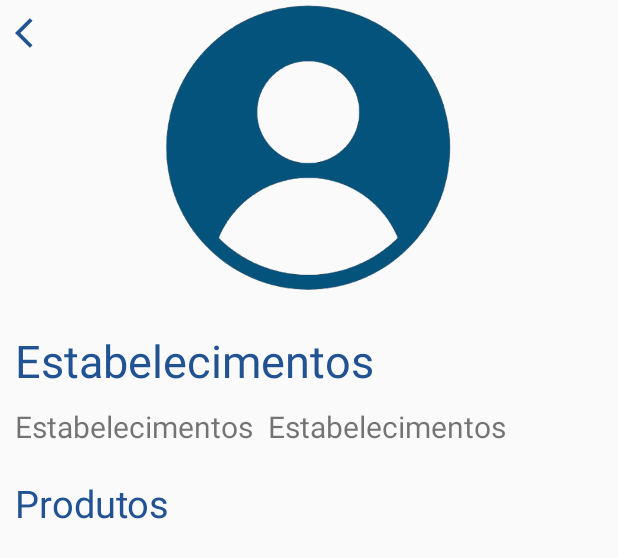
After one commit to IProjetoIntegradorIV/ProjetoIntegradorIV, an Android app: the layout activity_product.xml on its own in the app's theme, with its tools: preview values and no code run, on a phone screen of 412 x 824 dp. The commit adds this screen. Shown: the top 558 px of the screen. Run offline under Robolectric (Android 15) with nearby library versions, the phone set to English and light mode, and no system bars; network calls fail.

Commit message:
Tela de produtos

```diff
--- a/app/src/main/java/br/edu/puccampinas/campusconnect/data/network/ApiService.kt
+++ b/app/src/main/java/br/edu/puccampinas/campusconnect/data/network/ApiService.kt
@@ -4,6 +4,7 @@ import br.edu.puccampinas.campusconnect.data.model.Establishment
 import br.edu.puccampinas.campusconnect.data.model.LoginGoogleRequest
 import br.edu.puccampinas.campusconnect.data.model.LoginRequest
 import br.edu.puccampinas.campusconnect.data.model.LoginResponse
+import br.edu.puccampinas.campusconnect.data.model.Product
 import br.edu.puccampinas.campusconnect.data.model.ResponseMessage
 import br.edu.puccampinas.campusconnect.data.model.User
 import retrofit2.Call
@@ -12,6 +13,7 @@ import retrofit2.http.Body
 import retrofit2.http.GET
 import retrofit2.http.Headers
 import retrofit2.http.POST
+import retrofit2.http.Path
 
 interface ApiService {
     @POST("api/users/login")
@@ -29,4 +31,7 @@ interface ApiService {
     @GET("api/users/establishments")
     suspend fun getEstablishments(): Response<List<Establishment>>
 
+    @GET("api/users/establishments/{establishmentId}/products")
+    suspend fun getProductsByEstablishment(@Path("establishmentId") establishmentId: String): Response<List<Product>>
+
 }
--- /dev/null
+++ b/app/src/main/res/drawable/baseline_favorite_border_24.xml
@@ -0,0 +1,5 @@
+<vector xmlns:android="http://schemas.android.com/apk/res/android" android:height="24dp" android:tint="#215292" android:viewportHeight="24" android:viewportWidth="24" android:width="24dp">
+
+    <path android:fillColor="@android:color/white" android:pathData="M16.5,3c-1.74,0 -3.41,0.81 -4.5,2.09C10.91,3.81 9.24,3 7.5,3 4.42,3 2,5.42 2,8.5c0,3.78 3.4,6.86 8.55,11.54L12,21.35l1.45,-1.32C18.6,15.36 22,12.28 22,8.5 22,5.42 19.58,3 16.5,3zM12.1,18.55l-0.1,0.1 -0.1,-0.1C7.14,14.24 4,11.39 4,8.5 4,6.5 5.5,5 7.5,5c1.54,0 3.04,0.99 3.57,2.36h1.87C13.46,5.99 14.96,5 16.5,5c2,0 3.5,1.5 3.5,3.5 0,2.89 -3.14,5.74 -7.9,10.05z"/>
+
+</vector>
--- /dev/null
+++ b/app/src/main/res/layout/activity_product.xml
@@ -0,0 +1,77 @@
+<LinearLayout xmlns:android="http://schemas.android.com/apk/res/android"
+    android:layout_width="match_parent"
+    android:layout_height="match_parent"
+    android:orientation="vertical">
+
+    <FrameLayout
+        android:layout_width="match_parent"
+        android:layout_height="200dp">
+
+        <ImageView
+            android:id="@+id/establishment_photo"
+            android:layout_width="match_parent"
+            android:layout_height="match_parent"
+            android:layout_gravity="center"
+            android:src="@drawable/perfil" />
+
+        <TextView
+            android:id="@+id/come_back"
+            android:layout_width="wrap_content"
+            android:layout_height="wrap_content"
+            android:layout_marginStart="10dp"
+            android:layout_marginTop="10dp"
+            android:drawableStart="@drawable/ic_voltar"
+            android:drawableTint="@color/blue" />
+
+    </FrameLayout>
+
+    <TextView
+        android:id="@+id/name"
+        android:layout_width="wrap_content"
+        android:layout_height="wrap_content"
+        android:layout_marginStart="10dp"
+        android:layout_marginTop="20dp"
+        android:text="@string/estabelecimentos"
+        android:textColor="@color/blue"
+        android:textSize="30sp"/>
+
+    <LinearLayout
+        android:layout_width="match_parent"
+        android:layout_height="wrap_content"
+        android:orientation="horizontal">
+
+        <TextView
+            android:id="@+id/description"
+            android:layout_width="wrap_content"
+            android:layout_height="wrap_content"
+            android:layout_marginStart="10dp"
+            android:layout_marginTop="10dp"
+            android:text="@string/estabelecimentos"
+            android:textSize="20sp"/>
+
+        <TextView
+            android:id="@+id/openingHours"
+            android:layout_width="wrap_content"
+            android:layout_height="wrap_content"
+            android:layout_marginStart="10dp"
+            android:layout_marginTop="10dp"
+            android:text="@string/estabelecimentos"
+            android:textSize="20sp"/>
+
+    </LinearLayout>
+
+    <TextView
+        android:layout_width="wrap_content"
+        android:layout_height="wrap_content"
+        android:layout_marginStart="10dp"
+        android:layout_marginTop="20dp"
+        android:text="@string/produtos"
+        android:textColor="@color/blue"
+        android:textSize="25sp"/>
+
+    <androidx.recyclerview.widget.RecyclerView
+        android:id="@+id/recyclerView"
+        android:layout_width="match_parent"
+        android:layout_height="match_parent"
+        android:layout_marginTop="10dp"/>
+</LinearLayout>
```
Also changed, not shown: app/src/main/AndroidManifest.xml (+5 -4 lines), app/src/main/java/br/edu/puccampinas/campusconnect/EstablishmentAdapter.kt (+12 -0 lines), app/src/main/java/br/edu/puccampinas/campusconnect/ProductActivity.kt (added, +87 -0 lines), app/src/main/java/br/edu/puccampinas/campusconnect/ProductAdapter.kt (added, +35 -0 lines), app/src/main/java/br/edu/puccampinas/campusconnect/data/model/Product.kt (added, +10 -0 lines), app/src/main/res/layout/item_product.xml (added, +74 -0 lines).
